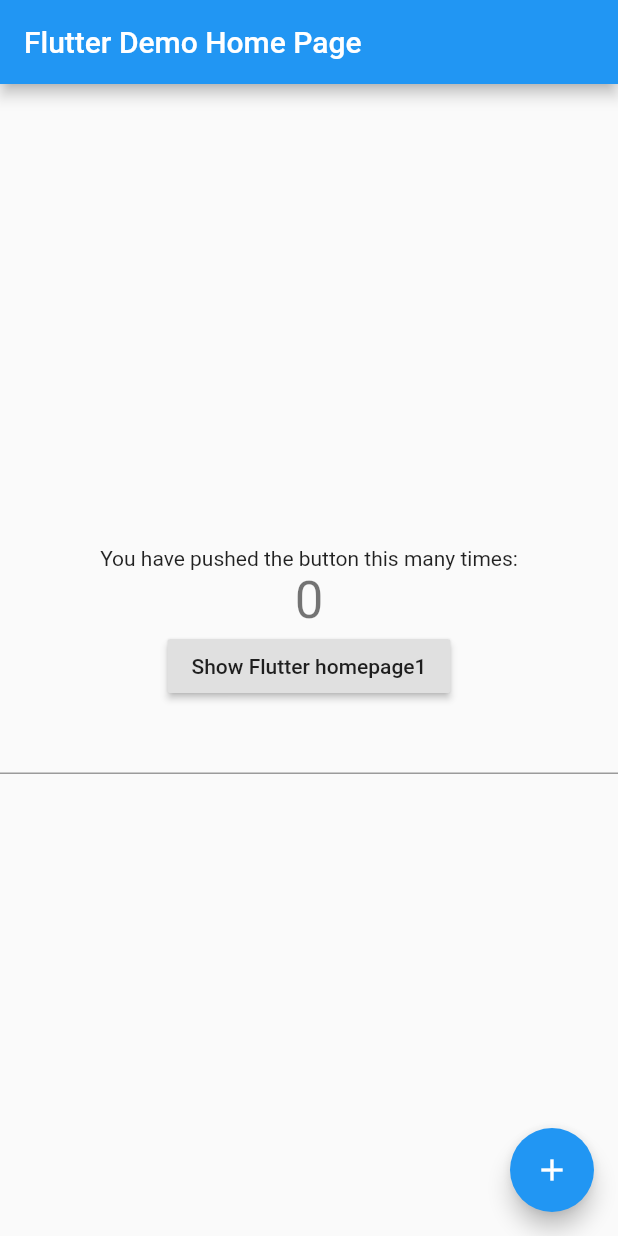
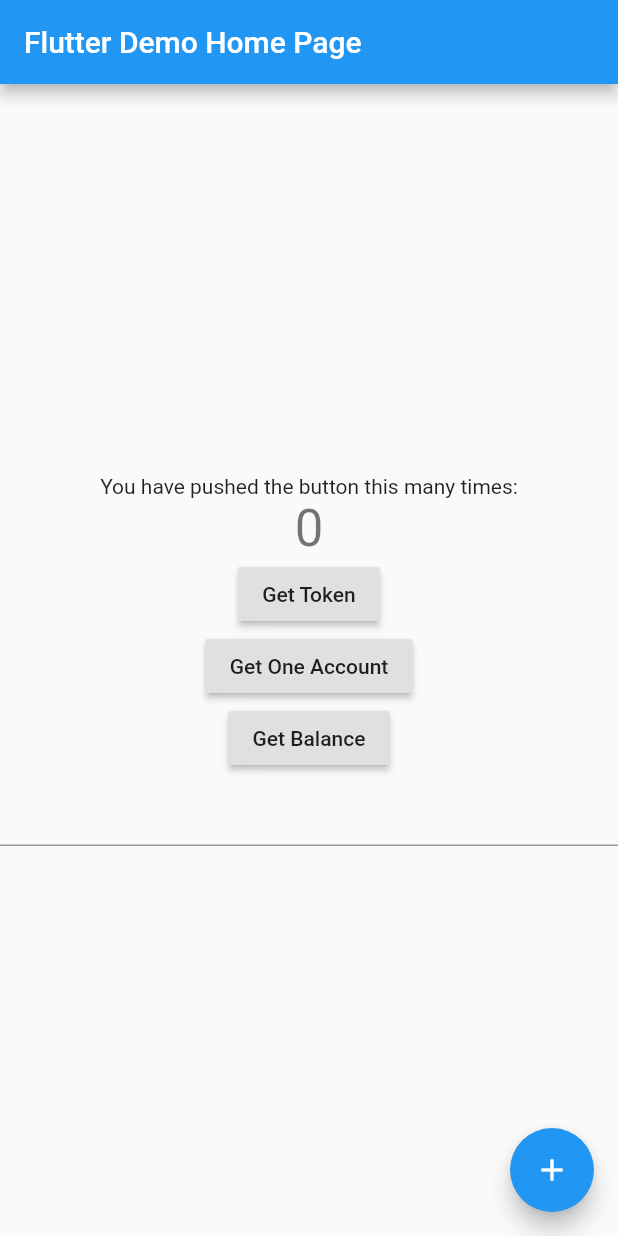
Before and after one commit to mrgithub/flutter_oauth, a Flutter app: the screen it shows after launch, on a phone screen of 412 x 824 dp. Run offline on Flutter 3.47's test engine with Material 2 defaults, Android fonts, the phone set to English and light mode, and no system bars; missing offline and left inert: flutter_webview_plugin.

Commit message:
json mapping and balance retrieval working...json all the other apis

```diff
--- a/lib/main.dart
+++ b/lib/main.dart
@@ -12,7 +12,6 @@ import 'dart:convert';
 void main() => runApp(new MyApp());
 
 Token accessToken;
-
 
 class MyApp extends StatelessWidget {
   // This widget is the root of your application.
@@ -112,7 +111,15 @@ class _MyHomePageState extends State<MyHomePage> {
             ),
             new RaisedButton(
               onPressed: _processLogin, //_launchURL,
-              child: new Text('Show Flutter homepage1'),
+              child: new Text('Get Token'),
+            ),
+            new RaisedButton(
+              onPressed: _getOneAccount,
+              child: new Text('Get One Account'),
+            ),
+            new RaisedButton(
+              onPressed: _getAccountBalance,
+              child: new Text('Get Balance'),
             ),
             new TextField(controller: txt),
           ],
@@ -126,35 +133,68 @@ class _MyHomePageState extends State<MyHomePage> {
     );
   }
 
-  _processLogin() async {
+  _getOneAccount() async {
+    const String oneAccountId = "56c7b029e0f8ec5a2334fb0ffc2fface";
 
-    accessToken = await getToken();
-    txt.text = DateTime.now().second.toString()+": " + accessToken.getAccess;
-
-//    print("step 1 ********************* ");
-    const listAccountsUri = "https://api.truelayer.com/data/v1/accounts";
+    const oneAccountUri =
+        "https://api.truelayer.com/data/v1/accounts/$oneAccountId";
 
     var x = accessToken.getAccess;
 
-    final response = await http.get(listAccountsUri,
+    final response = await http.get(
+      oneAccountUri,
       headers: {
-        'authorization' : 'bearer $x',
-        'content-type':'application/json'
+        'authorization': 'bearer $x',
+        'content-type': 'application/json'
       },
     );
 
+    txt.text = DateTime.now().second.toString() + ": Account: ";
 
-    var d = jsonDecode(response.body);
-    print("step 1b: $d" );
-    print("step 2 ********************* " + response.body);
-
-    final responseJson = json.decode(response.body);
-    print("listAccounts ********************* " + response.body);
-
+    print("one account ********************* " + response.body);
   }
 
+  _getAccountBalance() async {
+    const String oneAccountId = "56c7b029e0f8ec5a2334fb0ffc2fface";
 
+    const accountBalanceUri =
+        "https://api.truelayer.com/data/v1/accounts/$oneAccountId/balance";
 
+    var token = accessToken.getAccess;
+
+    final response = await http.get(
+      accountBalanceUri,
+      headers: {
+        'authorization': 'bearer $token',
+        'content-type': 'application/json'
+      },
+    );
+
+    AccountBalanceDTO d = new AccountBalanceDTO.fromJson(jsonDecode(response.body));
+
+    print("account balance ********************* " + response.body);
+    txt.text = DateTime.now().second.toString() + ": Balance: " + d.accountBalance.available.toString();
+  }
+
+  _processLogin() async {
+    accessToken = await getToken();
+    txt.text = DateTime.now().second.toString() + ": " + accessToken.getAccess;
+
+//    // get list of accounts
+//    const listAccountsUri = "https://api.truelayer.com/data/v1/accounts";
+//
+//    var x = accessToken.getAccess;
+//
+//    final response = await http.get(listAccountsUri,
+//      headers: {
+//        'authorization' : 'bearer $x',
+//        'content-type':'application/json'
+//      },
+//    );
+//
+//
+//    print("Login ********************* " + response.body);
+  }
 
   Future<Token> getToken() async {
     const authenticateUrl =
@@ -183,10 +223,9 @@ class _MyHomePageState extends State<MyHomePage> {
 
     flutterWebviewPlugin.close();
 
-    print("getToken ********************* " + response.body);
+    // print("getToken ********************* " + response.body);
     return new Token.fromMap(jsonDecode(response.body));
   }
-
 
 //  Future<Post> fetchPost() async {
 //    final response = await http.get(
@@ -198,9 +237,6 @@ class _MyHomePageState extends State<MyHomePage> {
 //    return Post.fromJson(responseJson);
 //  }
 
-
-
-
   // server that listens to the postback from the authentication server
   Future<Stream<String>> _localServer() async {
     final StreamController<String> onCode = new StreamController();
@@ -209,10 +245,9 @@ class _MyHomePageState extends State<MyHomePage> {
     server.listen((HttpRequest request) async {
       final String code = request.uri.queryParameters["code"];
       request.response
-            ..statusCode = 200
-            ..headers.set("Content-Type", ContentType.html.mimeType)
-          ..write("<html>window closing</html>")
-          ;
+        ..statusCode = 200
+        ..headers.set("Content-Type", ContentType.html.mimeType)
+        ..write("<html>window closing</html>");
       await request.response.close();
       await server.close(force: true);
       onCode.add(code);
@@ -225,7 +260,7 @@ class _MyHomePageState extends State<MyHomePage> {
 
 // delete this
 class Token {
-   String _access;
+  String _access;
 //  String id;
 //  String username;
 //  String full_name;
@@ -287,3 +322,70 @@ class Token {
 //    );
 //  }
 //
+
+class AccountDTO {}
+
+class AccountDetailsDTO {
+  String iban; //	ISO 13616-1:2007 international bank number
+  String number; //	Bank account number
+  String sort_code; //	United Kingdom SORT code
+  String swift_bic; //	ISO 9362:2009 Business Identifier Codes
+
+  AccountDetailsDTO({this.iban, this.number, this.sort_code, this.swift_bic});
+
+  factory AccountDetailsDTO.fromJson(Map<String, dynamic> parsedJson) {
+    return AccountDetailsDTO(
+        iban: parsedJson['iban'],
+        number: parsedJson['number'],
+        sort_code: parsedJson['sort_code'],
+        swift_bic: parsedJson['swift_bic']);
+  }
+}
+
+class ProviderDTO {}
+
+class AccountBalance {
+  double available; //	Available balance, including pre-arranged overdraft limit
+  String currency; //	ISO 4217 alpha-3 currency code
+  double current; //	Current balance
+  double
+  overdraft; //	Pre-arranged overdraft limit. Available for all "TRANSACTION” and “BUSINESS_TRANSACTION” account types. See Account Types
+  String update_timestamp; // datetime	Last update time
+
+  AccountBalance(
+      {this.available,
+        this.currency,
+        this.current,
+        this.overdraft,
+        this.update_timestamp});
+
+  factory AccountBalance.fromJson(Map<String, dynamic> parsedJson) {
+    return AccountBalance(
+        available: parsedJson['available'],
+        currency: parsedJson['currency'],
+        current: parsedJson['current'],
+        overdraft: parsedJson['overdraft'],
+        update_timestamp: parsedJson['update_timestamp']);
+  }
+}
+
+class AccountBalanceDTO {
+  AccountBalance accountBalance;
+  String status;
+
+  AccountBalanceDTO({
+    this.accountBalance,
+    this.status});
+
+  factory AccountBalanceDTO.fromJson(Map<String, dynamic> parsedJson) {
+
+
+    var list = parsedJson['results'] as List;
+    print(list.runtimeType);
+    List<AccountBalance> balanceList = list.map((i) => AccountBalance.fromJson(i)).toList();
+
+    return AccountBalanceDTO(
+        accountBalance: balanceList.first,
+        status: parsedJson['status']);
+  }
+}
```
